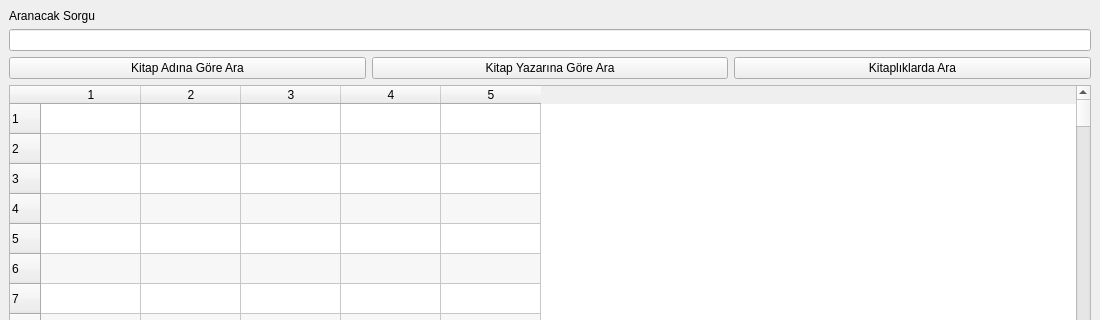
The window that lib/pop-window/kitap_ara.ui (kernelginar/kuys) describes before a commit, drawn with Qt 5; both pictures show x 0 to 1100 and y 0 to 320 of the 1100 by 735 pixel window.
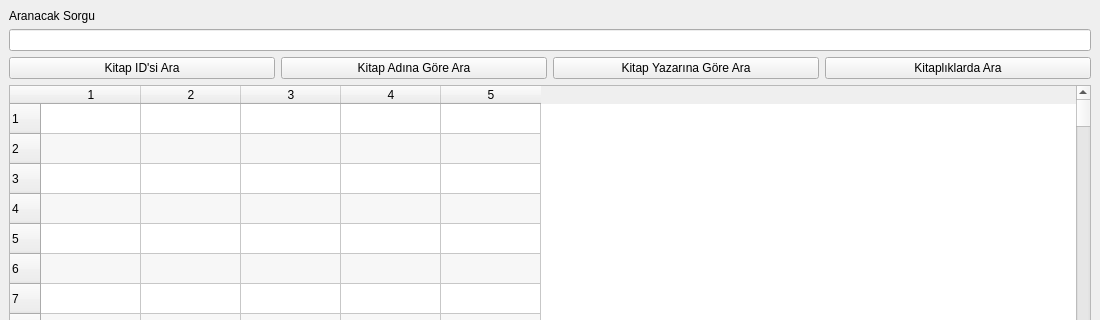
The same window after the commit.

```diff
--- a/lib/pop-window/kitap_ara.ui
+++ b/lib/pop-window/kitap_ara.ui
@@ -23,21 +23,14 @@
    <layout class="QGridLayout" name="gridLayout_2">
     <item row="0" column="0">
      <layout class="QGridLayout" name="gridLayout">
+      <item row="2" column="3">
+       <widget class="QPushButton" name="btnKitaplikAra">
+        <property name="text">
+         <string>Kitaplıklarda Ara</string>
+        </property>
+       </widget>
+      </item>
       <item row="2" column="1">
-       <widget class="QPushButton" name="btnYazarAra">
-        <property name="text">
-         <string>Kitap Yazarına Göre Ara</string>
-        </property>
-       </widget>
-      </item>
-      <item row="0" column="0">
-       <widget class="QLabel" name="sorgu_label">
-        <property name="text">
-         <string>Aranacak Sorgu</string>
-        </property>
-       </widget>
-      </item>
-      <item row="2" column="0">
        <widget class="QPushButton" name="btnKitapAra">
         <property name="text">
          <string>Kitap Adına Göre Ara</string>
@@ -45,16 +38,23 @@
        </widget>
       </item>
       <item row="2" column="2">
-       <widget class="QPushButton" name="btnKitaplikAra">
+       <widget class="QPushButton" name="btnYazarAra">
         <property name="text">
-         <string>Kitaplıklarda Ara</string>
+         <string>Kitap Yazarına Göre Ara</string>
         </property>
        </widget>
       </item>
-      <item row="1" column="0" colspan="3">
+      <item row="2" column="0">
+       <widget class="QPushButton" name="btnKitapIDAra">
+        <property name="text">
+         <string>Kitap ID'si Ara</string>
+        </property>
+       </widget>
+      </item>
+      <item row="1" column="0" colspan="4">
        <widget class="QLineEdit" name="sorgu_lineEdit"/>
       </item>
-      <item row="3" column="0" colspan="3">
+      <item row="3" column="0" colspan="4">
        <widget class="QTableWidget" name="kitap_listesi">
         <property name="alternatingRowColors">
          <bool>true</bool>
@@ -1081,6 +1081,13 @@
         <column/>
        </widget>
       </item>
+      <item row="0" column="0" colspan="4">
+       <widget class="QLabel" name="sorgu_label">
+        <property name="text">
+         <string>Aranacak Sorgu</string>
+        </property>
+       </widget>
+      </item>
      </layout>
     </item>
    </layout>
```
Left out of the diff: 1 changed line with no effect on the pictures.
